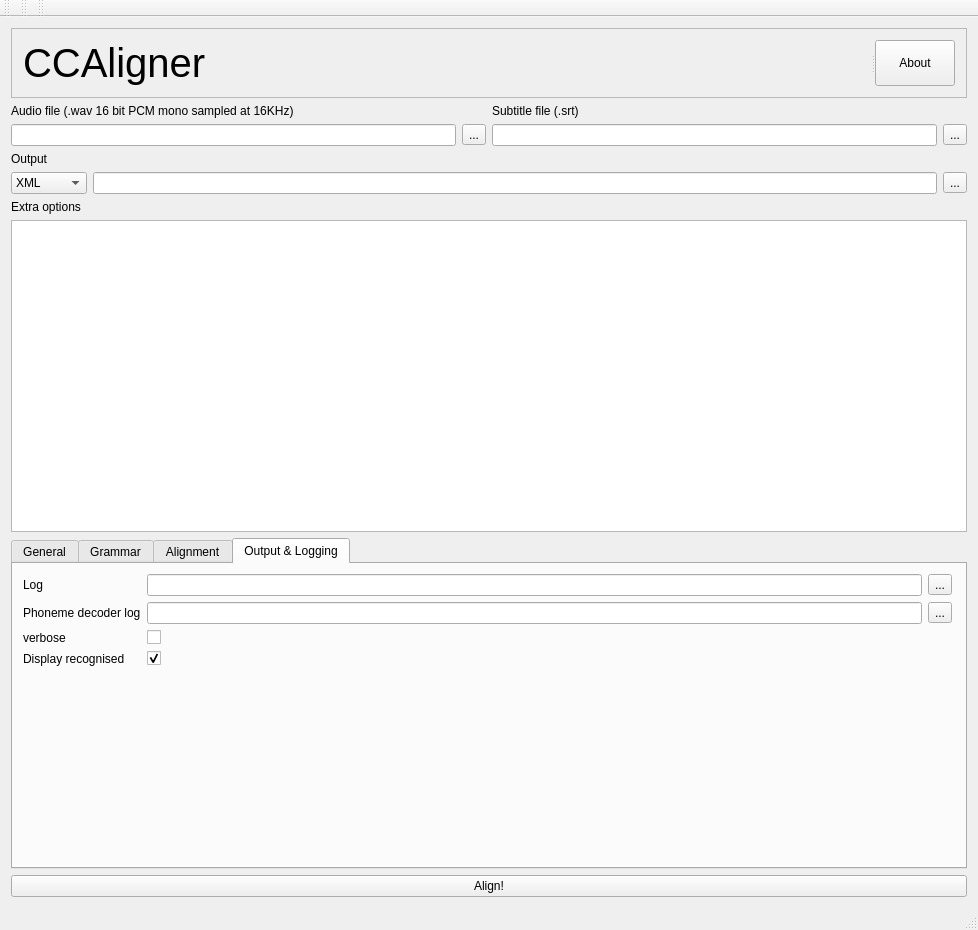
First picture: the form in ccaligner-gui/mainwindow.ui, repository alufers/ccaligner-gui, before the edit.
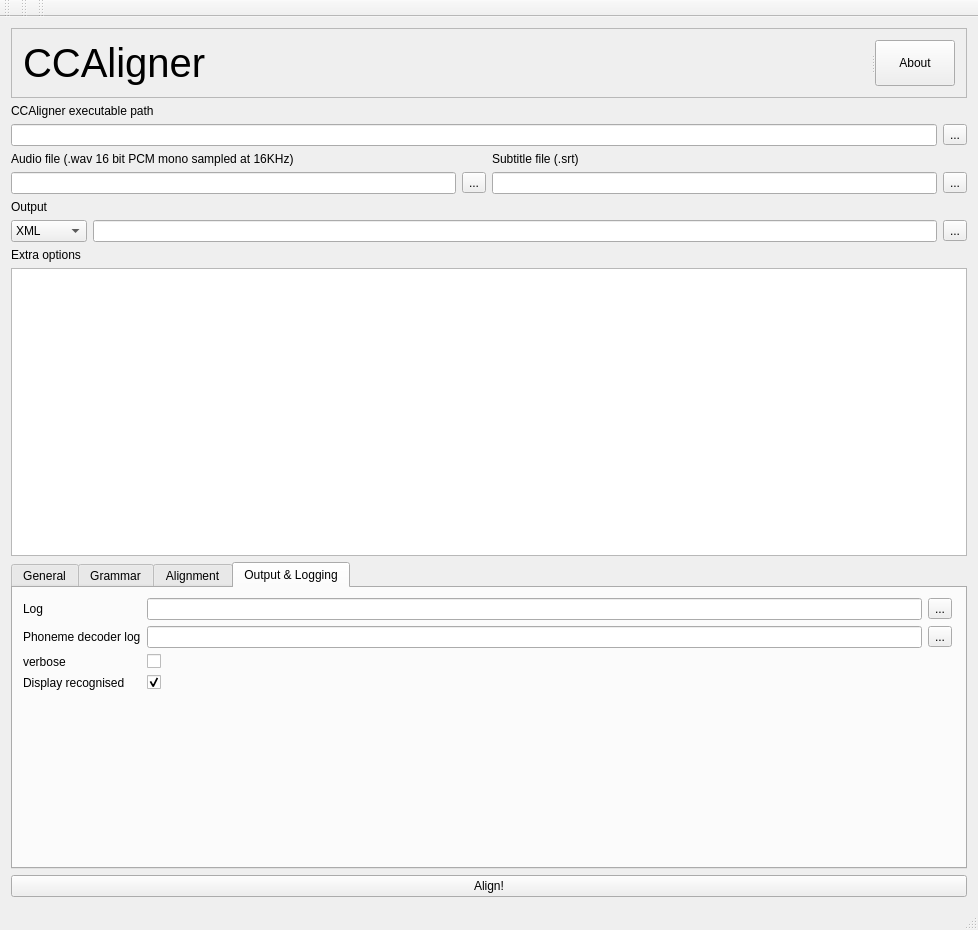
Second picture: the form after the edit.

Commit message: Added executable path preferences and automatic search for the binary

Patch:
```diff
--- a/ccaligner-gui/mainwindow.ui
+++ b/ccaligner-gui/mainwindow.ui
@@ -67,6 +67,27 @@
       </layout>
      </widget>
     </item>
+    <item>
+     <widget class="QLabel" name="label_18">
+      <property name="text">
+       <string>CCAligner executable path</string>
+      </property>
+     </widget>
+    </item>
+    <item>
+     <layout class="QHBoxLayout" name="horizontalLayout_2">
+      <item>
+       <widget class="QLineEdit" name="executablePathLineEdit"/>
+      </item>
+      <item>
+       <widget class="QToolButton" name="executablePathBrowseButton">
+        <property name="text">
+         <string>...</string>
+        </property>
+       </widget>
+      </item>
+     </layout>
+    </item>
     <item>
      <layout class="QVBoxLayout" name="verticalLayout_6">
       <item>
```
The commit also changes 4 other files.
